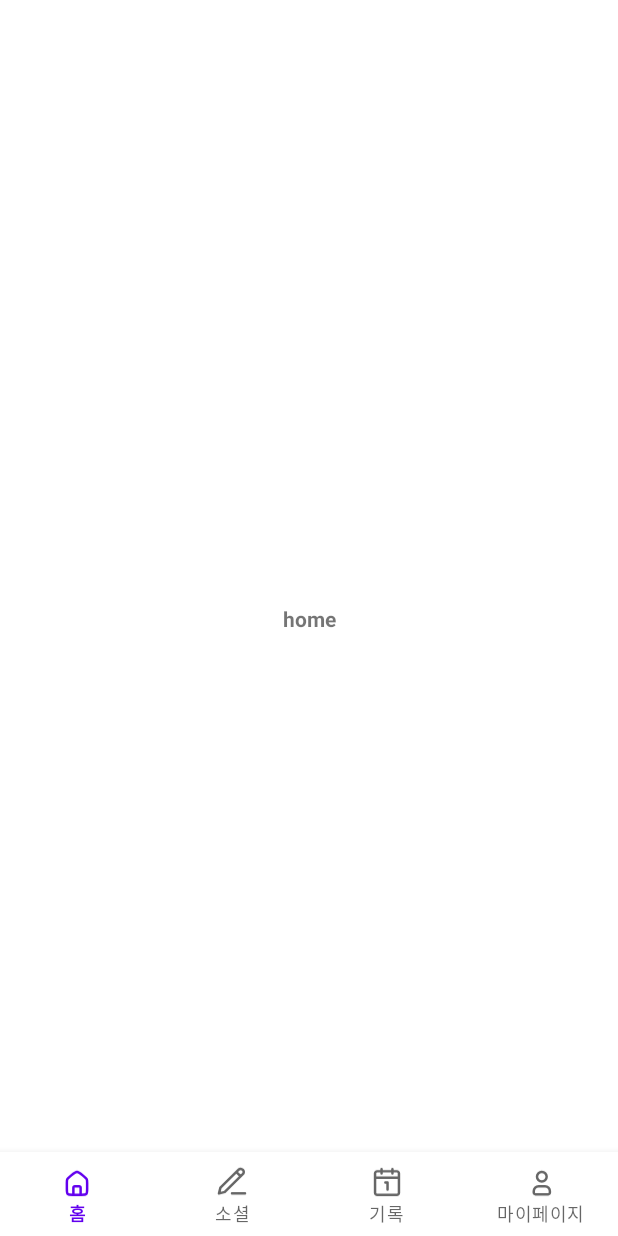
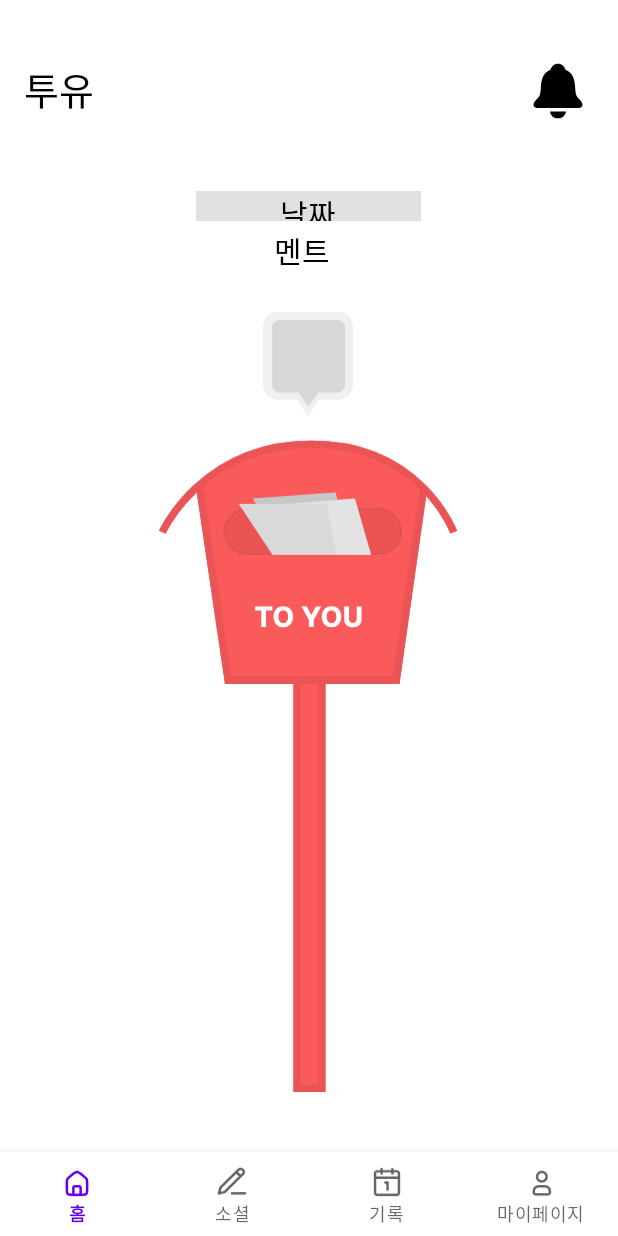
Before and after one commit to sehyeo/umc8th_android, an Android app built with Jetpack Compose: the screen it shows after launch (MainActivity), on a phone screen of 412 x 824 dp. Run offline under Robolectric (Android 15) with nearby library versions, the phone set to English and light mode, and no system bars; our stand-ins replace navigation-ui.

Commit message:
홈화면 구성

```diff
--- /dev/null
+++ b/app/src/main/res/drawable/comment.xml
@@ -0,0 +1,18 @@
+<vector xmlns:android="http://schemas.android.com/apk/res/android"
+    android:width="60dp"
+    android:height="70dp"
+    android:viewportWidth="60"
+    android:viewportHeight="70">
+  <path
+      android:pathData="M30,69.873L20.463,55.063H39.537L30,69.873Z"
+      android:fillColor="#F0F0F0"/>
+  <path
+      android:pathData="M10,0L50,0A10,10 0,0 1,60 10L60,48.481A10,10 0,0 1,50 58.481L10,58.481A10,10 0,0 1,0 48.481L0,10A10,10 0,0 1,10 0z"
+      android:fillColor="#F0F0F0"/>
+  <path
+      android:pathData="M30.38,63.037L21.829,51.075H38.93L30.38,63.037Z"
+      android:fillColor="#D7D7D7"/>
+  <path
+      android:pathData="M11.076,5.316L49.684,5.316A5,5 0,0 1,54.684 10.316L54.684,48.627A5,5 0,0 1,49.684 53.627L11.076,53.627A5,5 0,0 1,6.076 48.627L6.076,10.316A5,5 0,0 1,11.076 5.316z"
+      android:fillColor="#D7D7D7"/>
+</vector>
--- /dev/null
+++ b/app/src/main/res/drawable/notification.xml
@@ -0,0 +1,9 @@
+<vector xmlns:android="http://schemas.android.com/apk/res/android"
+    android:width="35dp"
+    android:height="35dp"
+    android:viewportWidth="35"
+    android:viewportHeight="35">
+  <path
+      android:pathData="M5.891,27.029H29.109C30.501,27.029 31.321,26.311 31.321,25.256C31.321,23.791 29.841,22.473 28.567,21.169C27.6,20.159 27.336,18.079 27.234,16.394C27.117,10.769 25.638,6.888 21.726,5.481C21.184,3.577 19.661,2.053 17.507,2.053C15.339,2.053 13.831,3.577 13.274,5.481C9.377,6.888 7.883,10.769 7.781,16.394C7.664,18.079 7.414,20.159 6.433,21.169C5.173,22.473 3.679,23.791 3.679,25.257C3.679,26.311 4.514,27.029 5.891,27.029ZM13.039,29.021C13.216,31.16 15.017,32.946 17.507,32.946C19.983,32.946 21.784,31.16 21.975,29.021H13.039Z"
+      android:fillColor="#000000"/>
+</vector>
--- /dev/null
+++ b/app/src/main/res/drawable/postbox.xml
@@ -0,0 +1,92 @@
+<vector xmlns:android="http://schemas.android.com/apk/res/android"
+    android:width="206dp"
+    android:height="448dp"
+    android:viewportWidth="206"
+    android:viewportHeight="448">
+  <path
+      android:pathData="M93,164H115V448H93V164Z"
+      android:fillColor="#FB5A5A"/>
+  <group>
+    <clip-path
+        android:pathData="M93,164H115V448H93V164Z"/>
+    <path
+        android:pathData="M115,448V453H120V448H115ZM93,448H88V453H93V448ZM110,164V448H120V164H110ZM115,443H93V453H115V443ZM98,448V164H88V448H98Z"
+        android:fillColor="#EA5454"/>
+  </group>
+  <path
+      android:pathData="M27.38,31.51C27.38,31.51 64.16,0.52 108.37,3.83C152.59,7.13 181.51,31.51 181.51,31.51L161.68,167.46H48.04L27.38,31.51Z"
+      android:fillColor="#FB5A5A"/>
+  <path
+      android:pathData="M3,63.33C3,63.33 30.27,3 105.48,3C180.69,3 203,63.33 203,63.33"
+      android:strokeWidth="5"
+      android:fillColor="#00000000"
+      android:strokeColor="#EA5454"/>
+  <path
+      android:pathData="M28.61,32.39L48.45,167.1"
+      android:strokeWidth="5"
+      android:fillColor="#00000000"
+      android:strokeColor="#EA5454"/>
+  <path
+      android:pathData="M163.33,167.21L182.47,32.4"
+      android:strokeWidth="5"
+      android:fillColor="#00000000"
+      android:strokeColor="#EA5454"/>
+  <path
+      android:pathData="M45.98,164.96L165.81,164.96"
+      android:strokeWidth="5"
+      android:fillColor="#00000000"
+      android:strokeColor="#EA5454"/>
+  <path
+      android:pathData="M61.26,46.8L151.35,46.8A16.12,16.12 0,0 1,167.46 62.92L167.46,62.92A16.12,16.12 0,0 1,151.35 79.03L61.26,79.03A16.12,16.12 0,0 1,45.15 62.92L45.15,62.92A16.12,16.12 0,0 1,61.26 46.8z"
+      android:fillColor="#EA5454"/>
+  <path
+      android:strokeWidth="1"
+      android:pathData="M61.26,47.3L151.35,47.3A15.62,15.62 0,0 1,166.96 62.92L166.96,62.92A15.62,15.62 0,0 1,151.35 78.53L61.26,78.53A15.62,15.62 0,0 1,45.65 62.92L45.65,62.92A15.62,15.62 0,0 1,61.26 47.3z"
+      android:strokeAlpha="0.270588"
+      android:fillColor="#00000000"
+      android:strokeColor="#AC5959"/>
+  <path
+      android:pathData="M27.38,31.51C27.38,31.51 64.16,0.52 108.37,3.83C152.59,7.13 181.51,31.51 181.51,31.51L161.68,167.46H48.04L27.38,31.51Z"
+      android:fillColor="#FB5A5A"/>
+  <path
+      android:pathData="M3,63.33C3,63.33 30.27,3 105.48,3C180.69,3 203,63.33 203,63.33"
+      android:strokeWidth="5"
+      android:fillColor="#00000000"
+      android:strokeColor="#EA5454"/>
+  <path
+      android:pathData="M28.61,32.39L48.45,167.1"
+      android:strokeWidth="5"
+      android:fillColor="#00000000"
+      android:strokeColor="#EA5454"/>
+  <path
+      android:pathData="M163.33,167.21L182.47,32.4"
+      android:strokeWidth="5"
+      android:fillColor="#00000000"
+      android:strokeColor="#EA5454"/>
+  <path
+      android:pathData="M45.98,164.96L165.81,164.96"
+      android:strokeWidth="5"
+      android:fillColor="#00000000"
+      android:strokeColor="#EA5454"/>
+  <path
+      android:pathData="M61.26,46.8L151.35,46.8A16.12,16.12 0,0 1,167.46 62.92L167.46,62.92A16.12,16.12 0,0 1,151.35 79.03L61.26,79.03A16.12,16.12 0,0 1,45.15 62.92L45.15,62.92A16.12,16.12 0,0 1,61.26 46.8z"
+      android:fillColor="#EA5454"/>
+  <path
+      android:strokeWidth="1"
+      android:pathData="M61.26,47.3L151.35,47.3A15.62,15.62 0,0 1,166.96 62.92L166.96,62.92A15.62,15.62 0,0 1,151.35 78.53L61.26,78.53A15.62,15.62 0,0 1,45.65 62.92L45.65,62.92A15.62,15.62 0,0 1,61.26 47.3z"
+      android:strokeAlpha="0.270588"
+      android:fillColor="#00000000"
+      android:strokeColor="#AC5959"/>
+  <path
+      android:pathData="M64.98,40.19L122.01,36.06L132.34,79.03H88.54L64.98,40.19Z"
+      android:fillColor="#C7C7C7"/>
+  <path
+      android:pathData="M89.36,43.91L135.23,40.19L146.39,79.03H102.59L89.36,43.91Z"
+      android:fillColor="#E3E3E3"/>
+  <path
+      android:pathData="M55.48,43.91H115.81L122.42,79.04H78.62L55.48,43.91Z"
+      android:fillColor="#D9D9D9"/>
+  <path
+      android:pathData="M66.59,117.1V114.38H78.48V117.1H74.18V128.52H70.88V117.1H66.59ZM92.76,121.45C92.76,126.12 89.83,128.72 86.04,128.72C82.23,128.72 79.32,126.1 79.32,121.45C79.32,116.78 82.23,114.19 86.04,114.19C89.83,114.19 92.76,116.78 92.76,121.45ZM89.36,121.45C89.36,118.64 88.11,117.11 86.04,117.11C83.97,117.11 82.72,118.64 82.72,121.45C82.72,124.26 83.97,125.79 86.04,125.79C88.11,125.79 89.36,124.26 89.36,121.45ZM98.46,114.38H102.19L105.24,120.32H105.36L108.4,114.38H112.11L106.96,123.74V128.52H103.64V123.74L98.46,114.38ZM125.88,121.45C125.88,126.12 122.95,128.72 119.16,128.72C115.36,128.72 112.44,126.1 112.44,121.45C112.44,116.78 115.36,114.19 119.16,114.19C122.95,114.19 125.88,116.78 125.88,121.45ZM122.48,121.45C122.48,118.64 121.23,117.11 119.16,117.11C117.09,117.11 115.84,118.64 115.84,121.45C115.84,124.26 117.09,125.79 119.16,125.79C121.23,125.79 122.48,124.26 122.48,121.45ZM136.43,114.38H139.77V123.5C139.77,126.67 137.37,128.72 133.81,128.72C130.24,128.72 127.86,126.67 127.86,123.5V114.38H131.18V123.23C131.18,124.73 132.25,125.81 133.81,125.81C135.38,125.81 136.43,124.73 136.43,123.23V114.38Z"
+      android:fillColor="#ffffff"/>
+</vector>
--- a/app/src/main/res/layout/fragment_home.xml
+++ b/app/src/main/res/layout/fragment_home.xml
@@ -2,16 +2,90 @@
 <androidx.constraintlayout.widget.ConstraintLayout xmlns:android="http://schemas.android.com/apk/res/android"
     android:layout_width="match_parent"
     android:layout_height="match_parent"
-    xmlns:app="http://schemas.android.com/apk/res-auto">
+    xmlns:app="http://schemas.android.com/apk/res-auto"
+    xmlns:tools="http://schemas.android.com/tools"
+    tools:context=".HomeFragment">
+
+    <!-- 상단 로고 -->
+
+    <!-- 중앙 날짜 및 멘트 -->
 
     <TextView
+        android:id="@+id/appTitle"
+        android:layout_width="60dp"
+        android:layout_height="39dp"
+        android:layout_marginStart="16dp"
+        android:layout_marginTop="40dp"
+        android:fontFamily="@font/bmyeonsung"
+        android:text="투유"
+        android:textColor="@color/black"
+        android:textSize="25sp"
+        app:layout_constraintStart_toStartOf="parent"
+        app:layout_constraintTop_toTopOf="parent" />
+
+    <ImageView
+        android:id="@+id/notificationIcon"
+        android:layout_width="48dp"
+        android:layout_height="41dp"
+        android:layout_marginTop="40dp"
+        android:layout_marginEnd="16dp"
+        android:src="@drawable/notification"
+        app:layout_constraintEnd_toEndOf="parent"
+        app:layout_constraintTop_toTopOf="parent" />
+
+
+    <TextView
+        android:id="@+id/dateText"
+        android:layout_width="150dp"
+        android:layout_height="20dp"
+        android:layout_marginTop="48dp"
+        android:background="@color/light_gray"
+        android:fontFamily="@font/bmyeonsung"
+        android:gravity="center"
+        android:text="날짜"
+        android:textColor="@color/black"
+        android:textSize="20sp"
+        app:layout_constraintEnd_toEndOf="parent"
+        app:layout_constraintHorizontal_bias="0.498"
+        app:layout_constraintStart_toStartOf="parent"
+        app:layout_constraintTop_toBottomOf="@id/appTitle" />
+
+    <TextView
+        android:id="@+id/mentText"
         android:layout_width="wrap_content"
         android:layout_height="wrap_content"
-        android:text="home"
-        android:textStyle="bold"
-        app:layout_constraintTop_toTopOf="parent"
-        app:layout_constraintBottom_toBottomOf="parent"
+        android:layout_marginTop="152dp"
+        android:layout_marginEnd="192dp"
+        android:fontFamily="@font/bmyeonsung"
+        android:gravity="center"
+        android:text="멘트"
+        android:textColor="@color/black"
+        android:textSize="20sp"
+        app:layout_constraintEnd_toEndOf="parent"
+        app:layout_constraintTop_toTopOf="parent" />
+
+    <ImageView
+        android:id="@+id/commentImage"
+        android:layout_width="60dp"
+        android:layout_height="70dp"
+        android:layout_marginTop="208dp"
+        android:contentDescription="TO YOU"
+        android:src="@drawable/comment"
+        app:layout_constraintEnd_toEndOf="parent"
+        app:layout_constraintHorizontal_bias="0.498"
         app:layout_constraintStart_toStartOf="parent"
-        app:layout_constraintEnd_toEndOf="parent"/>
+        app:layout_constraintTop_toTopOf="parent" />
+
+    <ImageView
+        android:id="@+id/mailboxImage"
+        android:layout_width="200dp"
+        android:layout_height="445dp"
+        android:layout_marginTop="288dp"
+        android:contentDescription="TO YOU"
+        android:src="@drawable/postbox"
+        app:layout_constraintEnd_toEndOf="parent"
+        app:layout_constraintHorizontal_bias="0.497"
+        app:layout_constraintStart_toStartOf="parent"
+        app:layout_constraintTop_toTopOf="parent" />
 
 </androidx.constraintlayout.widget.ConstraintLayout>
--- a/app/src/main/res/values/colors.xml
+++ b/app/src/main/res/values/colors.xml
@@ -5,6 +5,9 @@
     <color name="purple_700">#FF3700B3</color>
     <color name="teal_200">#FF03DAC5</color>
     <color name="teal_700">#FF018786</color>
-    <color name="black">#FF000000</color>
+    <color name="background_color">#F8F8F8</color>
+    <color name="black">#000000</color>
+    <color name="gray">#888888</color>
+    <color name="light_gray">#E0E0E0</color>
     <color name="white">#FFFFFFFF</color>
 </resources>
```
